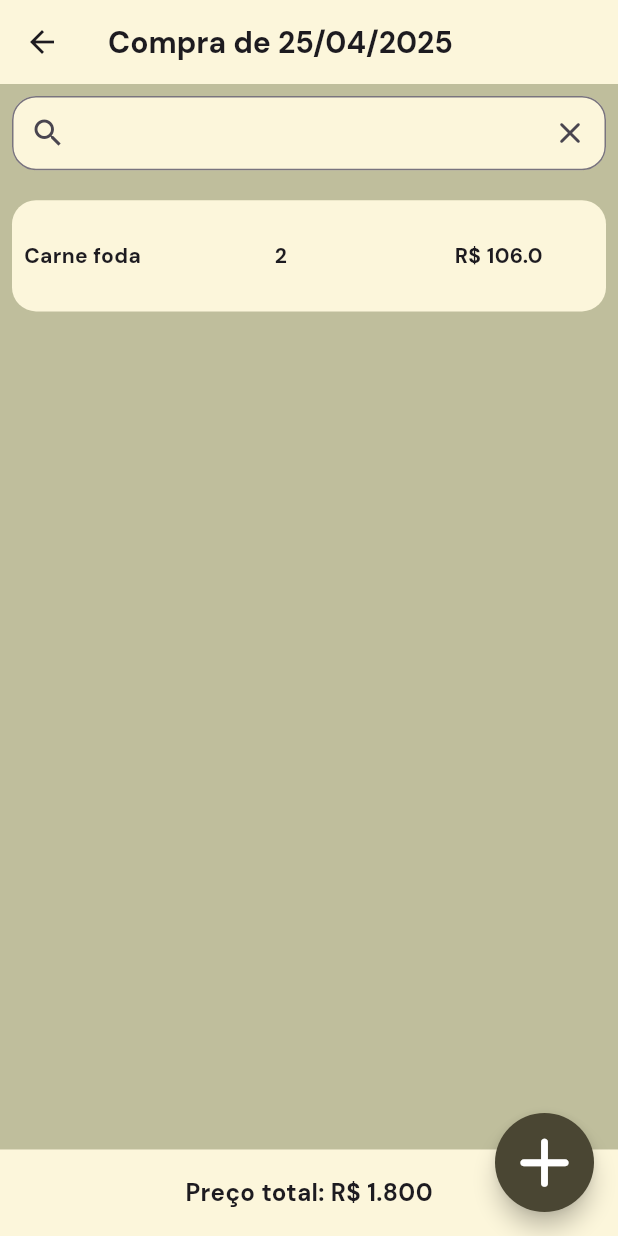
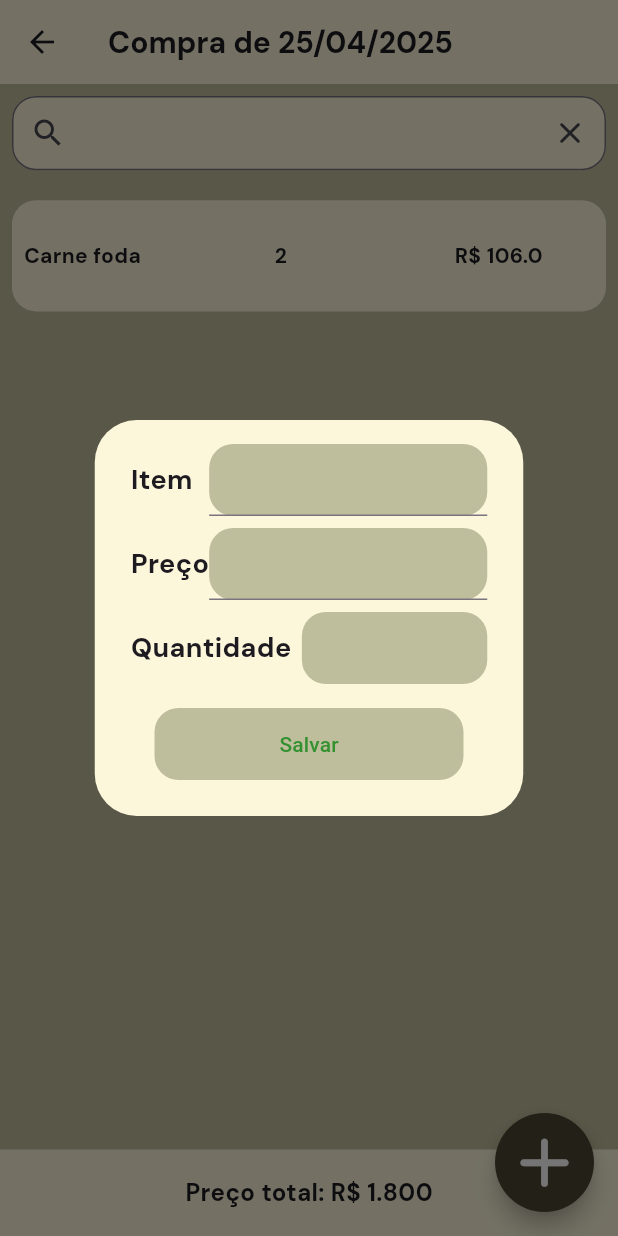
Before and after one commit to Mello8266/carrinho-compra, a Flutter app: the CardScreen screen opened directly, after a tap on the "add" icon, on a phone screen of 412 x 824 dp. Run offline on Flutter 3.47's test engine with Material 3 defaults, Android fonts, the phone set to English and light mode, and no system bars.

Commit message:
Inicio do popup

```diff
--- a/carrinho_compra/lib/controller/card_screen_control.dart
+++ b/carrinho_compra/lib/controller/card_screen_control.dart
@@ -1,5 +1,5 @@
 class CardScreenControl{
-
+  // formatar data
   String formatDate(){
     String day = DateTime.now().day.toString();
     String month = DateTime.now().month.toString();
--- a/carrinho_compra/lib/view/card_screen.dart
+++ b/carrinho_compra/lib/view/card_screen.dart
@@ -1,6 +1,7 @@
 import 'package:carrinho_compra/controller/card_screen_control.dart';
 import 'package:carrinho_compra/repositore/item_list.dart';
 import 'package:carrinho_compra/widgets/card/card_item.dart';
+import 'package:carrinho_compra/widgets/card/pop_up.dart';
 import 'package:carrinho_compra/widgets/card/price_widget.dart';
 import 'package:carrinho_compra/widgets/initial/floating_button.dart';
 import 'package:carrinho_compra/widgets/search_bar.dart';
@@ -18,6 +19,7 @@ class _CardScreenState extends State<CardScreen> {
   final CardScreenControl controllView = CardScreenControl();
   final ItemList itemList = ItemList();
 
+
   @override
   Widget build(BuildContext context) {
     final width = MediaQuery.of(context).size.width;
@@ -28,7 +30,7 @@ class _CardScreenState extends State<CardScreen> {
         title: textAppBar(text: "Compra de ${controllView.formatDate()}"),
         backgroundColor: color["backgroundCard"],
       ),
-      floatingActionButton: FloatingButtonInitial(callView: () { },),
+      floatingActionButton: FloatingButtonInitial(callView: () => PopUp.popUp(context),),
       floatingActionButtonLocation: FloatingActionButtonLocation.endFloat,
       body: Column(
         children: [
--- /dev/null
+++ b/carrinho_compra/lib/widgets/card/pop_up.dart
@@ -0,0 +1,112 @@
+import 'package:carrinho_compra/widgets/style.dart';
+import 'package:flutter/material.dart';
+
+class PopUp{
+
+  static void popUp(BuildContext context){
+
+
+    showDialog(context: context, builder:(context){
+      final width = MediaQuery.of(context).size.width;
+      final height = MediaQuery.of(context).size.height;
+
+      return AlertDialog(
+        backgroundColor: color["backgroundCard"],
+          content: SingleChildScrollView( child: Column(
+            mainAxisSize: MainAxisSize.min,
+            children: [
+              // Item
+              Row(
+                mainAxisAlignment: MainAxisAlignment.spaceBetween,
+                children: [
+                  textPopUp(text: "Item"),
+
+                  Container(
+                    width: width * 0.45,
+                    decoration: BoxDecoration(
+                      borderRadius: BorderRadius.circular(16),
+                      color: color["backgroundScreen"]
+                    ),
+                    child: TextFormField(
+
+                    ),
+                  )
+                ],
+              ),
+
+
+              const SizedBox(height: 8),
+
+              // Preço
+              Row(
+                mainAxisAlignment: MainAxisAlignment.spaceBetween,
+                children: [
+                  textPopUp(text: "Preço"),
+
+                  Container(
+                    width: width * 0.45,
+                    decoration: BoxDecoration(
+                      borderRadius: BorderRadius.circular(16),
+                      color: color["backgroundScreen"]
+                    ),
+                    child: TextFormField(
+
+                    ),
+                  )
+                ],
+              ),
+
+
+              const SizedBox(height: 8),
+
+              // Quantidade
+              Row(
+                mainAxisAlignment: MainAxisAlignment.spaceBetween,
+                children: [
+                  textPopUp(text: "Quantidade"),
+
+                  Container(
+                    width: width * 0.3,
+                    decoration: BoxDecoration(
+                      borderRadius: BorderRadius.circular(16),
+                      color: color["backgroundScreen"]
+                    ),
+                    child: TextFormField(
+                      decoration: const InputDecoration(
+                        border: InputBorder.none,
+                      ),
+                    ),
+                  )
+                ],
+              ),
+
+
+              const SizedBox(height: 16),
+
+              // botão
+              Container(
+                width: width * 0.5,
+                decoration: BoxDecoration(
+                  borderRadius: BorderRadius.circular(16),
+                  color: color["backgroundScreen"]
+                ),
+
+                child: TextButton(
+                  onPressed: (){},
+                  child: Center(
+                    child: Text(
+                      "Salvar",
+                      style: TextStyle(
+                        color: color["verde"]
+                      ),
+                    ),
+                  ),
+                ),
+              )
+            ],
+          ))
+      );
+    });
+
+  }
+}
--- a/carrinho_compra/lib/widgets/style.dart
+++ b/carrinho_compra/lib/widgets/style.dart
@@ -70,3 +70,14 @@ Text textCard({required String text}){
     ),
   );
 }
+
+Text textPopUp({required String text}){
+  return Text(
+    text,
+    style: const TextStyle(
+      fontFamily: "DMSans",
+      fontSize: 18,
+      fontWeight: FontWeight.w700
+    ),
+  );
+}
```
